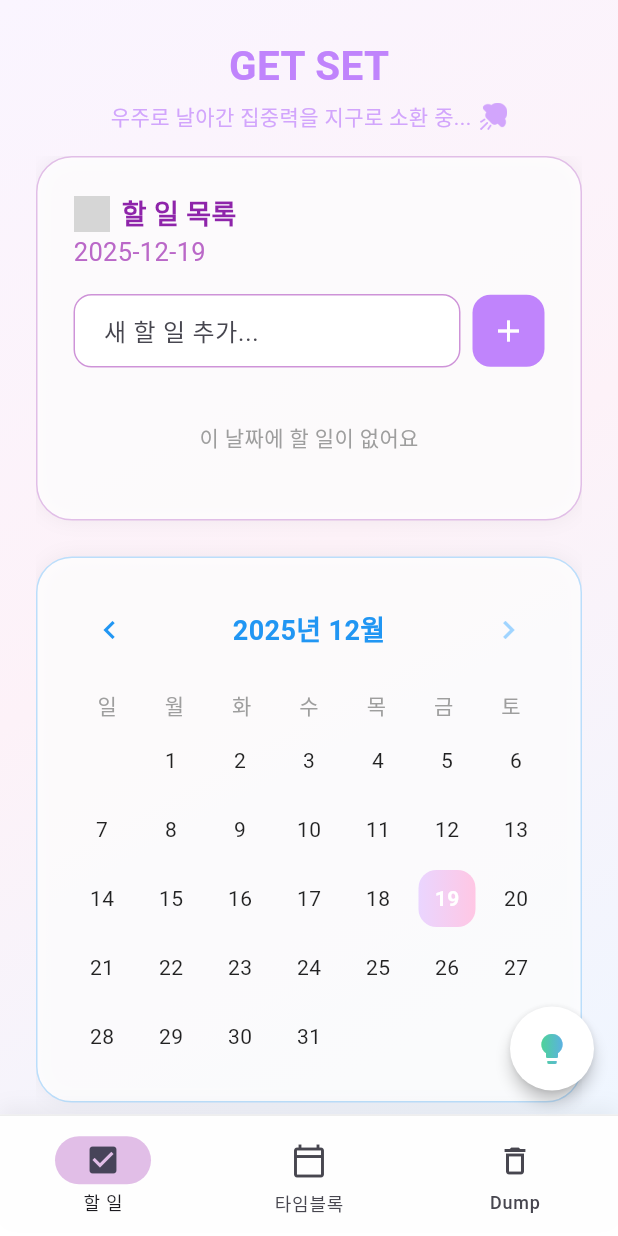
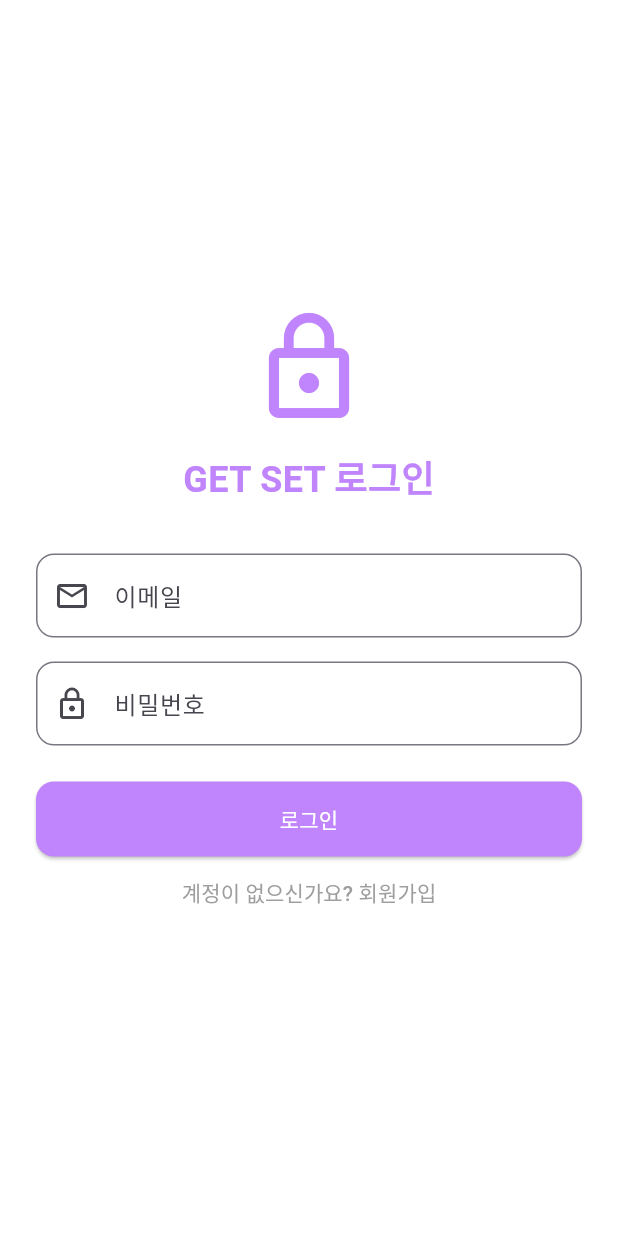
Before and after one commit to KIDY-130/get-set-app, a Flutter app: the screen it shows after launch, on a phone screen of 412 x 824 dp. Run offline on Flutter 3.47's test engine with Material 3 defaults, Android fonts, the phone set to English and light mode, and no system bars; our stand-ins replace audioplayers, firebase_auth, firebase_core; accounts and stored records are empty; Roboto replaces fonts that are missing (Pretendard); grey boxes are pictures that could not be loaded.

Commit message:
로그인

```diff
--- /dev/null
+++ b/lib/login_page.dart
@@ -0,0 +1,143 @@
+import 'package:flutter/material.dart';
+import 'package:firebase_auth/firebase_auth.dart';
+
+class LoginPage extends StatefulWidget {
+  const LoginPage({super.key});
+
+  @override
+  State<LoginPage> createState() => _LoginPageState();
+}
+
+class _LoginPageState extends State<LoginPage> {
+  final _emailController = TextEditingController();
+  final _passwordController = TextEditingController();
+  bool _isLogin = true; // 로그인 모드인지 회원가입 모드인지 확인
+  bool _isLoading = false;
+
+  Future<void> _submit() async {
+    setState(() => _isLoading = true);
+    try {
+      if (_isLogin) {
+        // 로그인 시도
+        await FirebaseAuth.instance.signInWithEmailAndPassword(
+          email: _emailController.text.trim(),
+          password: _passwordController.text.trim(),
+        );
+      } else {
+        // 회원가입 시도
+        await FirebaseAuth.instance.createUserWithEmailAndPassword(
+          email: _emailController.text.trim(),
+          password: _passwordController.text.trim(),
+        );
+        if (mounted) {
+          ScaffoldMessenger.of(
+            context,
+          ).showSnackBar(const SnackBar(content: Text("회원가입 성공! 로그인되었습니다.")));
+        }
+      }
+    } on FirebaseAuthException catch (e) {
+      String message = "오류가 발생했습니다.";
+
+      // [수정] 중괄호 { }를 모두 추가했습니다.
+      if (e.code == 'user-not-found') {
+        message = "존재하지 않는 계정입니다.";
+      } else if (e.code == 'wrong-password') {
+        message = "비밀번호가 틀렸습니다.";
+      } else if (e.code == 'email-already-in-use') {
+        message = "이미 사용 중인 이메일입니다.";
+      } else if (e.code == 'weak-password') {
+        message = "비밀번호는 6자리 이상이어야 합니다.";
+      }
+
+      if (mounted) {
+        ScaffoldMessenger.of(context).showSnackBar(
+          SnackBar(content: Text(message), backgroundColor: Colors.red),
+        );
+      }
+    } finally {
+      if (mounted) setState(() => _isLoading = false);
+    }
+  }
+
+  @override
+  Widget build(BuildContext context) {
+    return Scaffold(
+      backgroundColor: Colors.white,
+      body: Center(
+        child: SingleChildScrollView(
+          padding: const EdgeInsets.all(24),
+          child: Column(
+            mainAxisAlignment: MainAxisAlignment.center,
+            children: [
+              const Icon(
+                Icons.lock_outline,
+                size: 80,
+                color: Color(0xFFC084FC),
+              ),
+              const SizedBox(height: 16),
+              Text(
+                _isLogin ? "GET SET 로그인" : "회원가입",
+                style: const TextStyle(
+                  fontSize: 24,
+                  fontWeight: FontWeight.bold,
+                  color: Color(0xFFC084FC),
+                ),
+              ),
+              const SizedBox(height: 32),
+              TextField(
+                controller: _emailController,
+                decoration: InputDecoration(
+                  labelText: "이메일",
+                  border: OutlineInputBorder(
+                    borderRadius: BorderRadius.circular(12),
+                  ),
+                  prefixIcon: const Icon(Icons.email_outlined),
+                ),
+                keyboardType: TextInputType.emailAddress,
+              ),
+              const SizedBox(height: 16),
+              TextField(
+                controller: _passwordController,
+                decoration: InputDecoration(
+                  labelText: "비밀번호",
+                  border: OutlineInputBorder(
+                    borderRadius: BorderRadius.circular(12),
+                  ),
+                  prefixIcon: const Icon(Icons.lock_outline),
+                ),
+                obscureText: true,
+              ),
+              const SizedBox(height: 24),
+              if (_isLoading)
+                const CircularProgressIndicator(color: Color(0xFFC084FC))
+              else
+                Column(
+                  children: [
+                    ElevatedButton(
+                      onPressed: _submit,
+                      style: ElevatedButton.styleFrom(
+                        backgroundColor: const Color(0xFFC084FC),
+                        foregroundColor: Colors.white,
+                        minimumSize: const Size(double.infinity, 50),
+                        shape: RoundedRectangleBorder(
+                          borderRadius: BorderRadius.circular(12),
+                        ),
+                      ),
+                      child: Text(_isLogin ? "로그인" : "회원가입"),
+                    ),
+                    TextButton(
+                      onPressed: () => setState(() => _isLogin = !_isLogin),
+                      child: Text(
+                        _isLogin ? "계정이 없으신가요? 회원가입" : "이미 계정이 있으신가요? 로그인",
+                        style: const TextStyle(color: Colors.grey),
+                      ),
+                    ),
+                  ],
+                ),
+            ],
+          ),
+        ),
+      ),
+    );
+  }
+}
--- a/lib/main.dart
+++ b/lib/main.dart
@@ -1,11 +1,15 @@
 import 'package:flutter/material.dart';
 import 'package:flutter/services.dart';
+import 'package:firebase_core/firebase_core.dart'; // [필수] 파이어베이스 코어
+import 'package:firebase_auth/firebase_auth.dart'; // [필수] 로그인 관리
 
 import 'components/todo_calendar_view.dart';
 import 'components/block_schedule_view.dart';
 import 'components/dump_view.dart';
 import 'components/pomodoro_timer.dart';
+import 'login_page.dart'; // 로그인 페이지 임포트
 
+// --- 모델 클래스 정의 ---
 class Todo {
   String id;
   String text;
@@ -48,7 +52,10 @@ class DumpNote {
   DumpNote({required this.id, required this.text, required this.timestamp});
 }
 
-void main() {
+// --- 메인 함수 ---
+void main() async {
+  WidgetsFlutterBinding.ensureInitialized(); // 플러터 엔진 초기화
+  await Firebase.initializeApp(); // 파이어베이스 초기화
   runApp(const MyApp());
 }
 
@@ -73,7 +80,16 @@ class MyApp extends StatelessWidget {
           surface: Colors.white,
         ),
       ),
-      home: const HomePage(),
+      // [핵심] 로그인 상태에 따라 첫 화면 결정 (StreamBuilder 사용)
+      home: StreamBuilder<User?>(
+        stream: FirebaseAuth.instance.authStateChanges(),
+        builder: (context, snapshot) {
+          if (snapshot.hasData) {
+            return const HomePage(); // 로그인 되어있으면 홈으로
+          }
+          return const LoginPage(); // 아니면 로그인 페이지로
+        },
+      ),
     );
   }
 }
@@ -87,11 +103,20 @@ class HomePage extends StatefulWidget {
 
 class _HomePageState extends State<HomePage> {
   int _currentViewIndex = 0;
+
+  // 데이터 저장 변수들
   List<Todo> _todos = [];
   List<ScheduleBlock> _scheduleBlocks = [];
   List<DumpNote> _dumpNotes = [];
+
+  // 집중 모드 관련 변수
   bool _focusMode = false;
   Todo? _focusTask;
+
+  // [기능] 로그아웃
+  void _logout() {
+    FirebaseAuth.instance.signOut();
+  }
 
   void _handleStartFocus(Todo todo) {
     setState(() {
@@ -146,6 +171,7 @@ class _HomePageState extends State<HomePage> {
 
   @override
   Widget build(BuildContext context) {
+    // 집중 모드일 때는 타이머 화면 표시
     if (_focusMode && _focusTask != null) {
       return PomodoroTimer(
         taskName: _focusTask!.text,
@@ -166,9 +192,20 @@ class _HomePageState extends State<HomePage> {
         child: SafeArea(
           child: Column(
             children: [
+              // --- 헤더 영역 (제목 + 로그아웃 버튼) ---
               Padding(
-                padding: const EdgeInsets.only(top: 24.0, bottom: 16.0),
-                child: Column(
+                padding: const EdgeInsets.only(
+                  top: 24.0,
+                  bottom: 16.0,
+                  left: 24,
+                  right: 24,
+                ),
+                child: Row(
+                  mainAxisAlignment: MainAxisAlignment.spaceBetween,
+                  children: [
+                    // 왼쪽: 제목과 설명
+                    Column(
+                      crossAxisAlignment: CrossAxisAlignment.start,
                       children: [
                         const Text(
                           'GET SET',
@@ -179,40 +216,50 @@ class _HomePageState extends State<HomePage> {
                           ),
                         ),
                         const SizedBox(height: 4),
-
-                    // [수정] 이모지 텍스트를 Row로 변경하여 이미지와 함께 배치
+                        // 안테나 아이콘 이미지 + 텍스트
                         Row(
-                      mainAxisAlignment: MainAxisAlignment.center, // 가운데 정렬
                           children: [
                             Text(
                               '우주로 날아간 집중력을 지구로 소환 중...',
                               style: TextStyle(
-                            fontSize: 14,
+                                fontSize: 12,
                                 color: const Color(
                                   0xFFC084FC,
                                 ).withValues(alpha: 0.7),
                               ),
                             ),
-                        const SizedBox(width: 6), // 텍스트와 이미지 사이 간격
+                            const SizedBox(width: 6),
                             Image.asset(
-                          'assets/icon/ufo1.png', // 안테나 아이콘 경로
+                              'assets/icon/antenna.png', // 안테나 아이콘
                               width: 18,
                               height: 18,
                               fit: BoxFit.contain,
-                          color: const Color(0xFFC084FC).withValues(
-                            alpha: 0.7,
-                          ), // (선택사항) 텍스트 색상과 깔맞춤 하려면 이 줄을 유지, 원본 색상을 쓰려면 이 줄 삭제
+                              color: const Color(
+                                0xFFC084FC,
+                              ).withValues(alpha: 0.7),
                             ),
                           ],
                         ),
                       ],
                     ),
+                    // 오른쪽: 로그아웃 버튼
+                    IconButton(
+                      onPressed: _logout,
+                      icon: const Icon(Icons.logout, color: Colors.grey),
+                      tooltip: "로그아웃",
                     ),
+                  ],
+                ),
+              ),
+
+              // --- 메인 콘텐츠 영역 ---
               Expanded(child: _buildCurrentView()),
             ],
           ),
         ),
       ),
+
+      // 빠른 메모 버튼
       floatingActionButton: FloatingActionButton(
         onPressed: () => _showQuickDumpDialog(context),
         backgroundColor: Colors.white,
@@ -225,6 +272,8 @@ class _HomePageState extends State<HomePage> {
           child: const Icon(Icons.lightbulb, color: Colors.white),
         ),
       ),
+
+      // 하단 네비게이션 바
       bottomNavigationBar: Container(
         decoration: BoxDecoration(
           color: Colors.white.withValues(alpha: 0.9),
@@ -268,6 +317,7 @@ class _HomePageState extends State<HomePage> {
     );
   }
 
+  // 화면 전환 로직
   Widget _buildCurrentView() {
     switch (_currentViewIndex) {
       case 0:
@@ -295,6 +345,7 @@ class _HomePageState extends State<HomePage> {
     }
   }
 
+  // 네비게이션 인디케이터 색상
   Color _getIndicatorColor() {
     switch (_currentViewIndex) {
       case 0:
@@ -308,6 +359,7 @@ class _HomePageState extends State<HomePage> {
     }
   }
 
+  // 빠른 메모 다이얼로그
   void _showQuickDumpDialog(BuildContext context) {
     final TextEditingController controller = TextEditingController();
     showDialog(
--- a/pubspec.yaml
+++ b/pubspec.yaml
@@ -17,6 +17,8 @@ dependencies:
 
   cupertino_icons: ^1.0.8
   audioplayers: ^6.5.1
+  firebase_core: ^4.3.0
+  firebase_auth: ^6.1.3
 
 dev_dependencies:
   flutter_test:
```
Also changed, not shown: pubspec.lock, 7 other files. Lines whose indentation alone changed are shown as unchanged.
